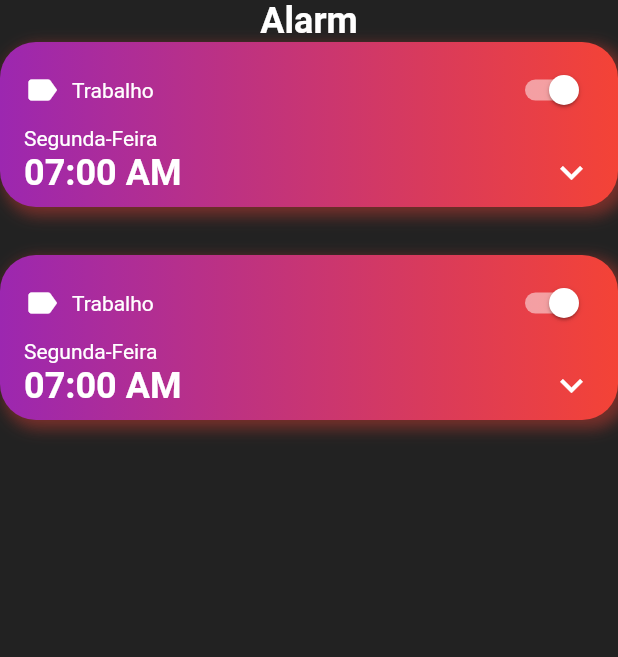
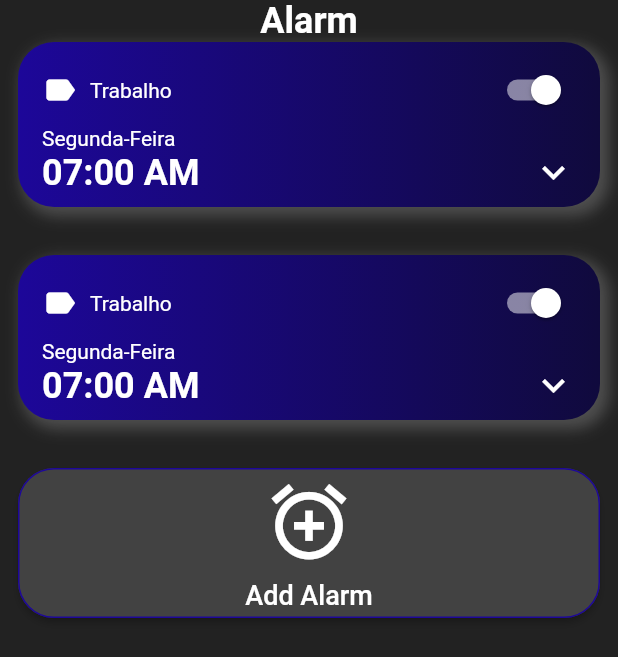
Before and after one commit to thiagolop/Relogio-Flutter, a Flutter app: the DespertadorScreen screen opened directly, on a phone screen of 412 x 824 dp. Shown: the top 657 px of the screen. Run offline on Flutter 3.47's test engine with Material 2 defaults, Android fonts, the light colour scheme and no system bars; our stand-ins replace animated_splash_screen, lottie, page_transition, timer_builder; missing offline and left inert: flutter_ringtone_player.

Commit message:
Button Alarm

```diff
--- a/lib/src/data.dart
+++ /dev/null
@@ -1,7 +0,0 @@
-import 'despertador/alarms_info.dart';
-
-List<AlarmInfo> alarms = [
- AlarmInfo(DateTime.now().add(const Duration(hours: 1)), description: 'Trabalho'),
- AlarmInfo(DateTime.now().add(const Duration(hours: 1)), description: 'Academia'),
-
-];
--- a/lib/src/despertador/alarms_info.dart
+++ b/lib/src/despertador/alarms_info.dart
@@ -1,7 +1,14 @@
+import 'package:flutter/animation.dart';
+
 class AlarmInfo {
   DateTime alarmDateTime = DateTime.now();
   String description = '';
   bool isActive = false;
+  List<Color> gradientColors = [];
 
-  AlarmInfo(alarmDateTime, {description});
+  AlarmInfo(alarmDateTime, {description,gradientColors }){
+    this.alarmDateTime;
+    this.description;
+    this.gradientColors;
+  }
 }
--- /dev/null
+++ b/lib/src/despertador/button_create_alarm.dart
@@ -0,0 +1,30 @@
+import 'package:flutter/material.dart';
+
+class ButtonCreateAlarm extends StatelessWidget {
+  const ButtonCreateAlarm({Key? key}) : super(key: key);
+
+  @override
+  Widget build(BuildContext context) {
+    return SizedBox(
+      height: 100,
+      child: ElevatedButton(
+        style: ButtonStyle(
+            backgroundColor: MaterialStateProperty.all(Colors.grey.shade800),
+            shape: MaterialStateProperty.all<RoundedRectangleBorder>(
+                RoundedRectangleBorder(borderRadius: BorderRadius.circular(24.0), side: const BorderSide(color: Color(0xFF1D0799))))),
+        onPressed: () {},
+        child: Column(
+          children: const [
+            SizedBox(height: 6),
+            Icon(Icons.add_alarm, size: 60, color: Colors.white),
+            SizedBox(height: 8),
+            Text(
+              'Add Alarm',
+              style: TextStyle(color: Colors.white, fontSize: 18),
+            )
+          ],
+        ),
+      ),
+    );
+  }
+}
--- /dev/null
+++ b/lib/src/despertador/data_alarm.dart
@@ -0,0 +1,8 @@
+import 'relogio_theme_date.dart';
+import 'alarms_info.dart';
+
+List<AlarmInfo> alarms = [
+ AlarmInfo(DateTime.now().add(const Duration(hours: 1)), description: 'Trabalho',gradientColors: GradientColors.blue ),
+ AlarmInfo(DateTime.now().add(const Duration(hours: 1)), description: 'Academia', gradientColors: GradientColors.blue),
+
+];
--- a/lib/src/despertador/despertador_alarm.dart
+++ b/lib/src/despertador/despertador_alarm.dart
@@ -1,4 +1,5 @@
 import 'package:flutter/material.dart';
+import 'package:relogio/src/despertador/relogio_theme_date.dart';
 
 class DespertadorAlarm extends StatelessWidget {
   const DespertadorAlarm({Key? key}) : super(key: key);
@@ -9,9 +10,13 @@ class DespertadorAlarm extends StatelessWidget {
       margin: const EdgeInsets.only(bottom: 32),
       padding: const EdgeInsets.symmetric(horizontal: 16, vertical: 8),
       decoration: BoxDecoration(
-        gradient: const LinearGradient(colors: [Colors.purple, Colors.red], begin: Alignment.centerLeft, end: Alignment.centerRight),
+        gradient:  LinearGradient(
+          colors: GradientColors.blue,
+          begin: Alignment.centerLeft,
+          end: Alignment.centerRight,
+        ),
         boxShadow: [
-          BoxShadow(color: Colors.red.withOpacity(0.4), blurRadius: 8, spreadRadius: 2, offset: const Offset(4, 4)),
+          BoxShadow(color: Colors.white.withOpacity(0.2), blurRadius: 8, spreadRadius: 2, offset: const Offset(4, 4)),
         ],
         borderRadius: const BorderRadius.all(Radius.circular(24)),
       ),
--- a/lib/src/despertador/despertador_screen.dart
+++ b/lib/src/despertador/despertador_screen.dart
@@ -1,5 +1,6 @@
 import 'package:flutter/material.dart';
-import 'package:relogio/src/data.dart';
+import 'button_create_alarm.dart';
+import 'data_alarm.dart';
 import 'despertador_alarm.dart';
 
 class DespertadorScreen extends StatefulWidget {
@@ -21,8 +22,16 @@ class _DespertadorScreenState extends State<DespertadorScreen> {
           Expanded(
             child: ListView(
               children: alarms.map((alarm) {
-                return const DespertadorAlarm();
-              }).toList(),
+                return const Padding(
+                  padding: EdgeInsets.only(left: 12, right: 12),
+                  child: DespertadorAlarm(),
+                );
+              }).followedBy([
+                const Padding(
+                  padding: EdgeInsets.only(left: 12, right: 12),
+                  child: ButtonCreateAlarm(),
+                ),
+              ]).toList(),
             ),
           ),
         ],
--- /dev/null
+++ b/lib/src/despertador/relogio_theme_date.dart
@@ -0,0 +1,4 @@
+import 'package:flutter/material.dart';
+class GradientColors {
+  static List<Color> blue = [const Color(0xFF1D0799), const Color(0xFF100A3D)];
+}
```
Also changed, not shown: lib/src/app_style.dart (line endings or trailing spaces).
